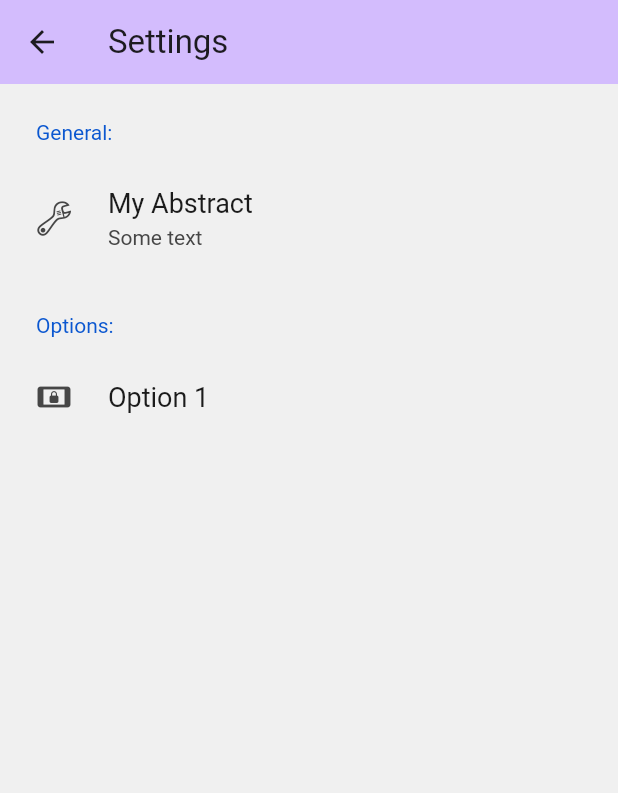
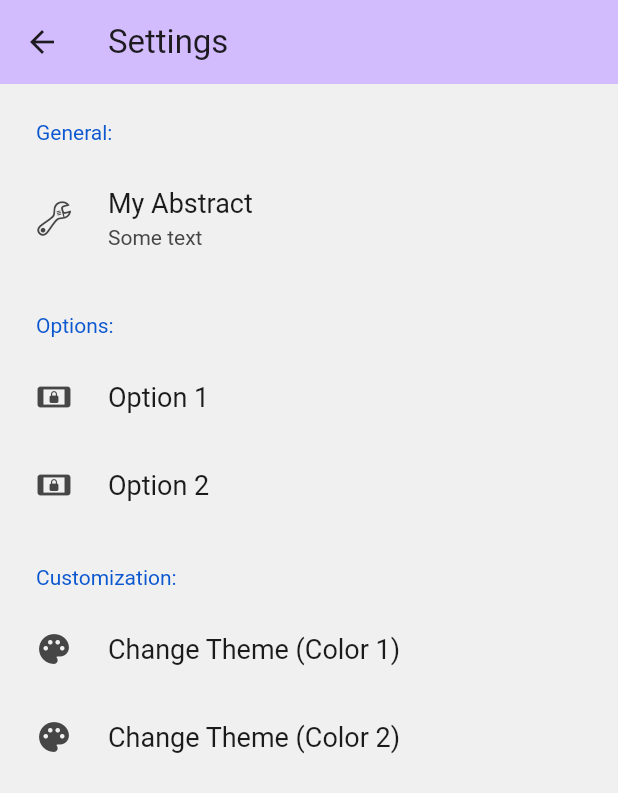
Before and after one commit to ricosolana/AI-Hair-Styler, a Flutter app: the screen it shows after launch, in the side drawer, after a tap on "Settings", on a phone screen of 412 x 824 dp. Shown: the top 793 px of the screen. Run offline on Flutter 3.47's test engine with Material 3 defaults, Android fonts, the phone set to English and light mode, and no system bars; drawn by our look-alikes of settings_ui; our stand-ins replace camera, flutter_svg.

Commit message:
Changed ListView + Added Color Cust. Buttons
The list still needs some work. Scrolling is still kinda problematic. If I can figure it out I'm going to use 3 "cards" and just show the 3 most recently edited photos instead of worrying about a list from A-L or an indefinite one

```diff
--- a/lib/screens/home.dart
+++ b/lib/screens/home.dart
@@ -42,14 +42,6 @@ class _MyHomePageState extends State<MyHomePage> {
     });
   }
 
-  //Function to open the Editor Page
-  void _goToEditor(BuildContext context) {
-    Navigator.push(
-      context,
-      MaterialPageRoute(builder: (context) => const MyEditorPage()),
-    );
-  }
-
   @override
   Widget build(BuildContext context) {
     return Scaffold(
@@ -58,8 +50,8 @@ class _MyHomePageState extends State<MyHomePage> {
         backgroundColor: Theme.of(context).colorScheme.inversePrimary,
         title: Text(widget.title),
       ),
-      body: SingleChildScrollView(
-        child: Center(
+      body:
+        Center(
           child: Column(
             children: <Widget>[
               const Padding(
@@ -72,14 +64,17 @@ class _MyHomePageState extends State<MyHomePage> {
                 _currentPage,
                 style: Theme.of(context).textTheme.headlineMedium,
               ),
-              ListView.builder(
-                padding: const EdgeInsets.only(bottom: 120),
+              SizedBox(
+                height: 500,
+                  child: SingleChildScrollView(
+                    scrollDirection: Axis.vertical,
+                    child: ListView(
+                      padding: const EdgeInsets.only(bottom: 300),
                       shrinkWrap: true,
-                itemCount: recentCaptures.length,
-                itemBuilder: (BuildContext context, int index) {
+                      children: recentCaptures.map((path) {
                         return ListTile(
-                    title: Center(
-                      child: Row(
+                          title: Row(
+                            mainAxisAlignment: MainAxisAlignment.center,
                             children: [
                               const Spacer(
                                 flex: 2,
@@ -96,7 +91,7 @@ class _MyHomePageState extends State<MyHomePage> {
                               Expanded(
                                 flex: 2,
                                 child: Text(
-                              '(Recently Edited Photo ${index + 1})',
+                                  '(Recently Edited Photo ${recentCaptures.indexOf(path) + 1})',
                                   style: const TextStyle(
                                     fontWeight: FontWeight.w500,
                                     fontSize: 22.0,
@@ -108,15 +103,16 @@ class _MyHomePageState extends State<MyHomePage> {
                               ),
                             ],
                           ),
-                    ),
                           onTap: () {
                             //TODO: Add logic to open recently edited photo
                           },
                         );
-                },
+                      }).toList(),
                     ),
+                  ),
+              )
+
             ],
-          ),
           ),
         ),
       floatingActionButton: Row(
@@ -198,7 +194,7 @@ class _MyHomePageState extends State<MyHomePage> {
               onTap: () => navigateTo(
                 context: context,
                 screen: const MyEditorPage(),
-                  style: NavigationRouteStyle.material),
+                style: NavigationRouteStyle.material,),
             ),
             ListTile(
               leading: const Icon(Icons.photo_library),
@@ -206,7 +202,7 @@ class _MyHomePageState extends State<MyHomePage> {
               onTap: () => navigateTo(
                 context: context,
                 screen: const MyGalleryPage(),
-                  style: NavigationRouteStyle.material),
+                style: NavigationRouteStyle.material,),
             ),
             ListTile(
               leading: const Icon(Icons.directions_walk),
--- a/lib/screens/settings.dart
+++ b/lib/screens/settings.dart
@@ -12,8 +12,11 @@ class MySettingsPage extends StatefulWidget {
   State<MySettingsPage> createState() => _MySettingsPageState();
 }
 
+
 class _MySettingsPageState extends State<MySettingsPage> {
   @override
+
+
   Widget build(BuildContext context) {
     return Scaffold(
       appBar: AppBar(
@@ -45,10 +48,33 @@ class _MySettingsPageState extends State<MySettingsPage> {
                 title: const Text('Option 1'),
                 leading: const Icon(Icons.screen_lock_landscape),
               ),
+              SettingsTile(
+                title: const Text('Option 2'),
+                leading: const Icon(Icons.screen_lock_landscape),
+              ),
               //SettingsTile.switchTile(
               //  title: ,
               //)
             ],
+          ),
+          SettingsSection(
+            title: const Text('Customization:'),
+          tiles: [
+          SettingsTile(
+          title: const Text('Change Theme (Color 1)'),
+          leading: const Icon(Icons.palette_rounded),
+          onPressed: (context) {
+            //Navigation.navigateTo(context: context, screen: screen, style: style)
+          },
+          ),
+          SettingsTile(
+          title: const Text('Change Theme (Color 2)'),
+          leading: const Icon(Icons.palette_rounded),
+          onPressed: (context) {
+              //Navigation.navigateTo(context: context, screen: screen, style: style)
+          },
+          ),
+          ],  //tiles
           ),
         ],
       ),
```
Lines whose indentation alone changed are shown as unchanged.
